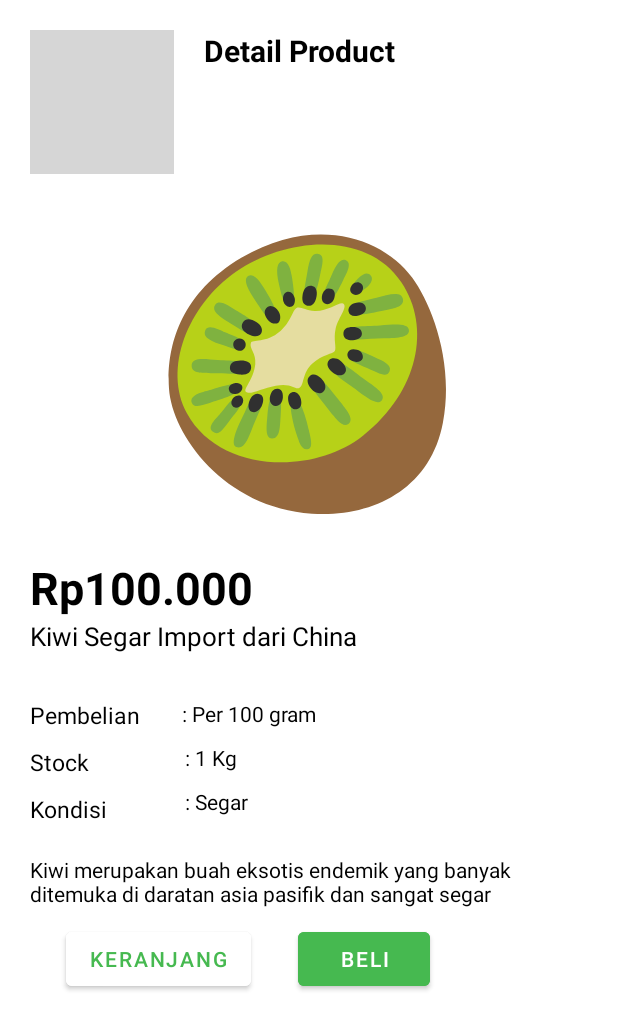
After one commit to salamanderman234/Nyayur-Progmob, an Android app: the ProductDetailActivity screen opened directly, with no data from a screen before it, on a phone screen of 412 x 824 dp. The commit adds this screen. Shown: the top 1030 px of the screen. Run offline under Robolectric (Android 15) with nearby library versions, the phone set to English and light mode, and no system bars; grey boxes are pictures that could not be loaded.

Commit message:
tampilan cart, detail, search

```diff
--- a/app/src/main/AndroidManifest.xml
+++ b/app/src/main/AndroidManifest.xml
@@ -11,6 +11,12 @@
         android:roundIcon="@mipmap/ic_launcher_round"
         android:supportsRtl="true"
         android:theme="@style/Theme.Nyayur">
+        <activity
+            android:name=".CartActivity"
+            android:exported="false" />
+        <activity
+            android:name=".ProductDetailActivity"
+            android:exported="false" />
         <activity
             android:name=".SearchActivity"
             android:exported="false" />
--- /dev/null
+++ b/app/src/main/java/com/example/nyayur/ProductDetailActivity.java
@@ -0,0 +1,14 @@
+package com.example.nyayur;
+
+import androidx.appcompat.app.AppCompatActivity;
+
+import android.os.Bundle;
+
+public class ProductDetailActivity extends AppCompatActivity {
+
+    @Override
+    protected void onCreate(Bundle savedInstanceState) {
+        super.onCreate(savedInstanceState);
+        setContentView(R.layout.activity_product_detail);
+    }
+}
--- /dev/null
+++ b/app/src/main/res/layout/activity_product_detail.xml
@@ -0,0 +1,186 @@
+<?xml version="1.0" encoding="utf-8"?>
+<androidx.constraintlayout.widget.ConstraintLayout xmlns:android="http://schemas.android.com/apk/res/android"
+    xmlns:app="http://schemas.android.com/apk/res-auto"
+    xmlns:tools="http://schemas.android.com/tools"
+    android:layout_width="match_parent"
+    android:layout_height="match_parent"
+    tools:context=".ProductDetailActivity">
+
+    <androidx.constraintlayout.widget.ConstraintLayout
+        android:id="@+id/constraintLayout2"
+        android:layout_width="match_parent"
+        android:layout_height="wrap_content"
+        android:padding="20dp"
+        app:layout_constraintStart_toStartOf="parent"
+        app:layout_constraintTop_toTopOf="parent">
+
+        <ImageView
+            android:id="@+id/imageView4"
+            android:layout_width="wrap_content"
+            android:layout_height="wrap_content"
+            android:src="@drawable/ic_search"
+            app:layout_constraintStart_toStartOf="parent"
+            app:layout_constraintTop_toTopOf="parent" />
+
+        <TextView
+            android:layout_width="wrap_content"
+            android:layout_height="wrap_content"
+            android:layout_marginStart="20dp"
+            android:text="Detail Product"
+            android:textColor="@color/black"
+            android:textStyle="bold"
+            android:textSize="20dp"
+            app:layout_constraintStart_toEndOf="@+id/imageView4"
+            app:layout_constraintTop_toTopOf="parent" />
+    </androidx.constraintlayout.widget.ConstraintLayout>
+
+    <ImageView
+        android:id="@+id/imageView3"
+        android:layout_width="match_parent"
+        android:layout_height="200dp"
+        android:layout_marginTop="15dp"
+        android:src="@drawable/ic_fruit"
+        app:layout_constraintEnd_toEndOf="parent"
+        app:layout_constraintHorizontal_bias="0.0"
+        app:layout_constraintStart_toStartOf="parent"
+        app:layout_constraintTop_toBottomOf="@+id/constraintLayout2" />
+
+    <androidx.constraintlayout.widget.ConstraintLayout
+        android:layout_width="match_parent"
+        android:layout_height="wrap_content"
+        android:padding="20dp"
+        app:layout_constraintEnd_toEndOf="parent"
+        app:layout_constraintStart_toStartOf="parent"
+        app:layout_constraintTop_toBottomOf="@+id/imageView3">
+
+        <TextView
+            android:id="@+id/price"
+            android:layout_width="0dp"
+            android:layout_height="wrap_content"
+            android:textStyle="bold"
+            android:textColor="@color/black"
+            android:textSize="30dp"
+            android:text="Rp100.000"
+            app:layout_constraintStart_toStartOf="parent"
+            app:layout_constraintTop_toTopOf="parent" />
+
+        <TextView
+            android:id="@+id/name"
+            android:layout_width="0dp"
+            android:layout_height="wrap_content"
+            android:text="Kiwi Segar Import dari China"
+            android:textColor="@color/black"
+            android:textSize="17dp"
+            app:layout_constraintStart_toStartOf="parent"
+            app:layout_constraintTop_toBottomOf="@+id/price" />
+
+        <androidx.constraintlayout.widget.ConstraintLayout
+            android:layout_width="match_parent"
+            android:layout_height="wrap_content"
+            android:layout_marginTop="30dp"
+            app:layout_constraintEnd_toEndOf="parent"
+            app:layout_constraintStart_toStartOf="parent"
+            app:layout_constraintTop_toBottomOf="@+id/name">
+
+            <TextView
+                android:id="@+id/pembelian"
+                android:layout_width="wrap_content"
+                android:layout_height="wrap_content"
+                android:text="Pembelian"
+                android:textColor="@color/black"
+                android:textSize="15dp"
+                app:layout_constraintStart_toStartOf="parent"
+                app:layout_constraintTop_toTopOf="parent" />
+
+            <TextView
+                android:id="@+id/stock"
+                android:layout_width="wrap_content"
+                android:layout_height="wrap_content"
+                android:layout_marginTop="10dp"
+                android:text="Stock"
+                android:textColor="@color/black"
+                android:textSize="15dp"
+                app:layout_constraintStart_toStartOf="parent"
+                app:layout_constraintTop_toBottomOf="@+id/pembelian" />
+
+            <TextView
+                android:id="@+id/kondisi"
+                android:layout_width="wrap_content"
+                android:layout_height="wrap_content"
+                android:layout_marginTop="10dp"
+                android:text="Kondisi"
+                android:textColor="@color/black"
+                android:textSize="15dp"
+                app:layout_constraintStart_toStartOf="parent"
+                app:layout_constraintTop_toBottomOf="@+id/stock" />
+
+            <TextView
+                android:id="@+id/stockValue"
+                android:layout_width="wrap_content"
+                android:layout_height="wrap_content"
+                android:layout_marginStart="64dp"
+                android:layout_marginTop="10dp"
+                android:text=": 1 Kg"
+                android:textColor="@color/black"
+                app:layout_constraintStart_toEndOf="@+id/stock"
+                app:layout_constraintTop_toBottomOf="@+id/pembelianValue" />
+
+            <TextView
+                android:id="@+id/pembelianValue"
+                android:layout_width="wrap_content"
+                android:layout_height="wrap_content"
+                android:layout_marginStart="28dp"
+                android:text=": Per 100 gram"
+                android:textColor="@color/black"
+                app:layout_constraintStart_toEndOf="@+id/pembelian"
+                app:layout_constraintTop_toTopOf="parent" />
+
+            <TextView
+                android:id="@+id/kondisiValue"
+                android:layout_width="wrap_content"
+                android:layout_height="wrap_content"
+                android:layout_marginStart="52dp"
+                android:layout_marginTop="10dp"
+                android:text=": Segar"
+                android:textColor="@color/black"
+                app:layout_constraintStart_toEndOf="@+id/kondisi"
+                app:layout_constraintTop_toBottomOf="@+id/stockValue" />
+
+            <TextView
+                android:id="@+id/deskripsi"
+                android:layout_width="wrap_content"
+                android:layout_height="wrap_content"
+                android:layout_marginTop="20dp"
+                android:text="Kiwi merupakan buah eksotis endemik yang banyak ditemuka di daratan asia pasifik dan sangat segar"
+                android:textColor="@color/black"
+                app:layout_constraintEnd_toEndOf="parent"
+                app:layout_constraintStart_toStartOf="parent"
+                app:layout_constraintTop_toBottomOf="@+id/kondisi" />
+
+            <Button
+                android:id="@+id/keranjang"
+                android:layout_width="wrap_content"
+                android:layout_height="wrap_content"
+                android:layout_marginStart="24dp"
+                android:layout_marginTop="10dp"
+                android:backgroundTint="@color/white"
+                android:textColor="#46B950"
+                android:text="Keranjang"
+                app:layout_constraintStart_toStartOf="parent"
+                app:layout_constraintTop_toBottomOf="@+id/deskripsi" />
+
+            <Button
+                android:id="@+id/beli"
+                android:layout_width="wrap_content"
+                android:layout_height="wrap_content"
+                android:layout_marginStart="10dp"
+                android:layout_marginTop="10dp"
+                android:backgroundTint="#46B950"
+                android:text="Beli"
+                app:layout_constraintEnd_toEndOf="parent"
+                app:layout_constraintHorizontal_bias="0.171"
+                app:layout_constraintStart_toEndOf="@+id/keranjang"
+                app:layout_constraintTop_toBottomOf="@+id/deskripsi" />
+        </androidx.constraintlayout.widget.ConstraintLayout>
+    </androidx.constraintlayout.widget.ConstraintLayout>
+</androidx.constraintlayout.widget.ConstraintLayout>
--- a/app/src/main/res/layout/fragment_home.xml
+++ b/app/src/main/res/layout/fragment_home.xml
@@ -254,7 +254,8 @@
                             app:strokeWidth="1dp"
                             android:layout_marginEnd="5dp"
                             android:layout_marginBottom="5dp"
-                            app:strokeColor="@color/black">
+                            app:strokeColor="@color/black"
+                            android:onClick="cardClick">
                             <LinearLayout
                                 android:layout_width="match_parent"
                                 android:layout_height="wrap_content"
```
Also changed, not shown: app/src/main/java/com/example/nyayur/CartActivity.java (added, +14 -0 lines), app/src/main/java/com/example/nyayur/HomeFragment.java (+6 -2 lines), app/src/main/res/layout/activity_cart.xml (added, +109 -0 lines), app/src/main/res/layout/activity_search.xml (+24 -72 lines).
